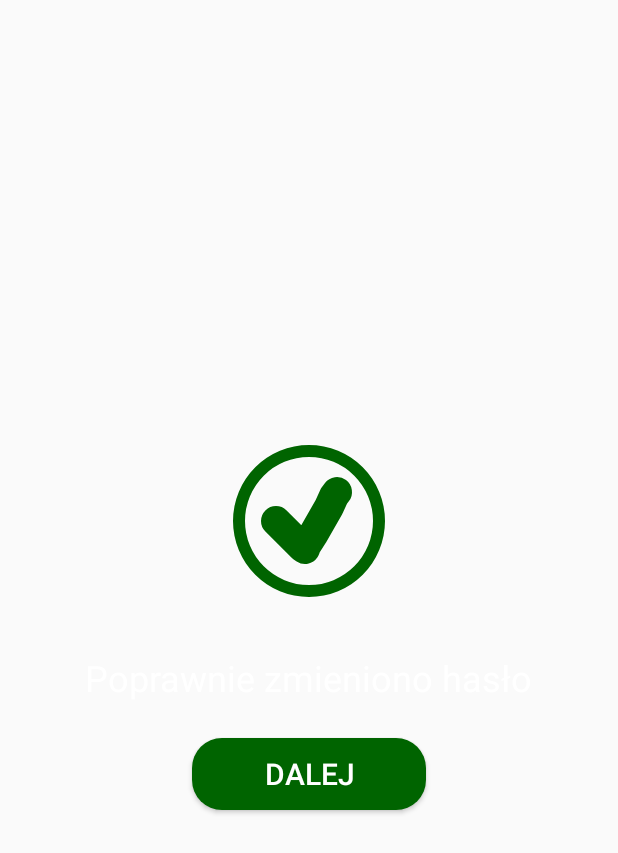
After one commit to JakubPilkowski/FootballNewsManagerMobileApp, an Android app: the layout success_fragment.xml on its own in the app's theme, with its tools: preview values and no code run, on a phone screen of 412 x 824 dp. The commit adds this screen. Shown: the top 853 px of the screen. Run offline under Robolectric (Android 15) with nearby library versions, the phone set to English and light mode, and no system bars.

Commit message:
Utworzono success fragment, rozpoczęto implementacje przejsc w zaleznosci od sposobu włączenia aplikacji

```diff
--- a/app/src/main/java/com/example/footballnewsmanager/fragments/auth/forgetPassword/ForgetPasswordViewModel.java
+++ b/app/src/main/java/com/example/footballnewsmanager/fragments/auth/forgetPassword/ForgetPasswordViewModel.java
@@ -71,8 +71,6 @@ public class ForgetPasswordViewModel extends BaseViewModel {
     private Callback<BaseResponse> sendResetTokenMail = new Callback<BaseResponse>() {
         @Override
         public void onSuccess(BaseResponse baseResponse) {
-            Log.d(ForgetPasswordFragment.TAG, "Sukces");
-            //przejście do nowego activity?
             ProgressDialog.get().dismiss();
             Intent intent = new Intent(getActivity(), ResetPasswordActivity.class);
             getActivity().startActivity(intent);
@@ -82,9 +80,6 @@ public class ForgetPasswordViewModel extends BaseViewModel {
 
         @Override
         public void onSmthWrong(BaseError error) {
-//            Log.d(ForgetPasswordFragment.TAG, ((SingleMessageError) error).getMessage());
-//            Log.d(ForgetPasswordFragment.TAG, String.valueOf(error.getStatus()));
-//            Log.d(ForgetPasswordFragment.TAG, error.getError());
             errorText.set(((SingleMessageError) error).getMessage());
             ProgressDialog.get().dismiss();
         }
--- /dev/null
+++ b/app/src/main/java/com/example/footballnewsmanager/fragments/auth/success_fragment/AnimatedSuccessView.java
@@ -0,0 +1,133 @@
+package com.example.footballnewsmanager.fragments.auth.success_fragment;
+
+import android.animation.Animator;
+import android.animation.AnimatorListenerAdapter;
+import android.animation.ValueAnimator;
+import android.content.Context;
+import android.graphics.Canvas;
+import android.graphics.Paint;
+import android.graphics.Path;
+import android.graphics.Point;
+import android.util.AttributeSet;
+import android.util.Log;
+import android.view.View;
+
+import androidx.annotation.Nullable;
+
+import com.example.footballnewsmanager.R;
+
+public class AnimatedSuccessView extends View {
+
+    public interface ResultListener {
+        void onResultAnimEnd();
+        void onResultAnimStart();
+    }
+
+    private Paint paint;
+    private Path path;
+    private Point point;
+
+    private ValueAnimator firstWingAnimation;
+    private ValueAnimator secondWingAnimation;
+
+    private int width;
+    private int height;
+
+    private ResultListener resultListener;
+
+    public AnimatedSuccessView(Context context, @Nullable AttributeSet attrs) {
+        super(context, attrs);
+        paint = new Paint();
+        path = new Path();
+        point = new Point();
+
+        paint.setColor(getResources().getColor(R.color.colorPrimary));
+        paint.setStyle(Paint.Style.STROKE);
+        paint.setStrokeWidth(30f);
+        paint.setStrokeJoin(Paint.Join.ROUND);
+        paint.setStrokeCap(Paint.Cap.ROUND);
+    }
+
+    public void setResultListener(ResultListener resultListener) {
+        this.resultListener = resultListener;
+    }
+
+    public void startAnimation() {
+        point.set(width * 33 / 100, height / 2);
+        path.moveTo(point.x, point.y);
+        firstWingAnimation = ValueAnimator.ofInt(0, 100);
+        firstWingAnimation.setDuration(300);
+        firstWingAnimation.addUpdateListener(firstWingUpdateListener);
+        firstWingAnimation.addListener(firstWingAnimationListener);
+        firstWingAnimation.start();
+        secondWingAnimation = ValueAnimator.ofInt(0,100);
+        secondWingAnimation.setDuration(300);
+        secondWingAnimation.addUpdateListener(secondWingUpdateListener);
+        secondWingAnimation.addListener(secondWingAnimationListener);
+    }
+
+
+
+    @Override
+    protected void onDraw(Canvas canvas) {
+        super.onDraw(canvas);
+        canvas.drawPath(path, paint);
+    }
+
+    private ValueAnimator.AnimatorUpdateListener firstWingUpdateListener = new ValueAnimator.AnimatorUpdateListener() {
+        @Override
+        public void onAnimationUpdate(ValueAnimator animation) {
+            int value = (int) animation.getAnimatedValue();
+            float xValue = (width*48/100-point.x)*value/100;
+            float yValue = (height*13/20-point.y)*value/100;
+            path.lineTo(point.x + xValue,point.y+ yValue);
+            invalidate();
+        }
+    };
+
+    private AnimatorListenerAdapter firstWingAnimationListener = new AnimatorListenerAdapter() {
+        @Override
+        public void onAnimationEnd(Animator animation) {
+            point.set(getMeasuredWidth()*48/100, getMeasuredHeight()*13/20);
+            secondWingAnimation.start();
+            super.onAnimationEnd(animation);
+        }
+    };
+
+    private ValueAnimator.AnimatorUpdateListener secondWingUpdateListener = new ValueAnimator.AnimatorUpdateListener() {
+        @Override
+        public void onAnimationUpdate(ValueAnimator animation) {
+            int value = (int) animation.getAnimatedValue();
+            float xValue = (width*13/20-point.x)*value/100;
+            float yValue = (height*7/20-point.y)*value/100;
+            path.lineTo(point.x + xValue,point.y+ yValue);
+            invalidate();
+        }
+    };
+
+    private AnimatorListenerAdapter secondWingAnimationListener = new AnimatorListenerAdapter() {
+        @Override
+        public void onAnimationEnd(Animator animation) {
+            super.onAnimationEnd(animation);
+            Log.d("animacja", "onAnimationEnd: ");
+            if(resultListener!=null)
+                resultListener.onResultAnimEnd();
+        }
+    };
+
+    @Override
+    protected void onLayout(boolean changed, int left, int top, int right, int bottom) {
+        super.onLayout(changed, left, top, right, bottom);
+        startAnimation();
+    }
+
+    @Override
+    protected void onMeasure(int widthMeasureSpec, int heightMeasureSpec) {
+        super.onMeasure(widthMeasureSpec, heightMeasureSpec);
+        Log.d("animacja", "szerokosc" + MeasureSpec.getSize(widthMeasureSpec));
+        Log.d("animacja", "dlugosc" + MeasureSpec.getSize(heightMeasureSpec));
+        width = MeasureSpec.getSize(widthMeasureSpec);
+        height = MeasureSpec.getSize(heightMeasureSpec);
+        setMeasuredDimension(width, height);
+    }
+}
--- /dev/null
+++ b/app/src/main/res/drawable/success_screen_background.xml
@@ -0,0 +1,8 @@
+<?xml version="1.0" encoding="utf-8"?>
+<shape android:shape="ring"
+    xmlns:android="http://schemas.android.com/apk/res/android"
+    android:thickness="8dp"
+    android:useLevel="false"
+    >
+    <solid android:color="@color/colorPrimary"/>
+</shape>
--- /dev/null
+++ b/app/src/main/res/layout/success_fragment.xml
@@ -0,0 +1,44 @@
+<?xml version="1.0" encoding="utf-8"?>
+<layout>
+    <data>
+        <variable
+            name="viewModel"
+            type="com.example.footballnewsmanager.fragments.success_fragment.SuccessViewModel" />
+    </data>
+<LinearLayout xmlns:android="http://schemas.android.com/apk/res/android"
+    xmlns:tools="http://schemas.android.com/tools"
+    android:layout_width="match_parent"
+    android:layout_height="match_parent"
+    android:gravity="center"
+    android:orientation="vertical"
+    tools:context=".fragments.auth.success_fragment.SuccessFragment">
+
+    <com.example.footballnewsmanager.fragments.auth.success_fragment.AnimatedSuccessView
+        android:id="@+id/success_animated_view"
+        android:layout_width="128dp"
+        android:layout_height="128dp"
+        android:background="@drawable/success_screen_background"
+        />
+    <TextView
+        android:id="@+id/success_message"
+        android:layout_marginTop="24dp"
+        android:layout_width="wrap_content"
+        android:layout_height="wrap_content"
+        android:textSize="24sp"
+        android:textColor="@color/colorTextPrimary"
+        android:text="Poprawnie zmieniono hasło"
+        />
+
+    <Button
+        android:layout_width="wrap_content"
+        android:layout_height="wrap_content"
+        android:layout_marginTop="24dp"
+        android:background="@drawable/button_with_back_and_radius"
+        android:onClick="@{()->viewModel.onNextClick()}"
+        android:paddingStart="48dp"
+        android:paddingEnd="48dp"
+        android:text="@string/next"
+        android:textColor="@color/buttonColor"
+        android:textSize="20sp" />
+</LinearLayout>
+</layout>
--- a/app/src/main/res/values/strings.xml
+++ b/app/src/main/res/values/strings.xml
@@ -28,5 +28,6 @@
     <string name="password_must_match">Hasła muszą się zgadzać</string>
     <string name="token_not_empty">Token nie może być pusty</string>
     <string name="reset_password">Reset hasła</string>
+    <string name="next">Dalej</string>
 
 </resources>
```
Also changed, not shown: app/src/main/java/com/example/footballnewsmanager/activites/resetPassword/ResetPasswordViewModel.java (+6 -1 lines), app/src/main/java/com/example/footballnewsmanager/base/BaseActivity.java (+9 -0 lines), app/src/main/java/com/example/footballnewsmanager/fragments/auth/resetPassword/ResetPasswordFragment.java (+8 -2 lines), app/src/main/java/com/example/footballnewsmanager/fragments/auth/resetPassword/ResetPasswordFragmentViewModel.java (+5 -7 lines), app/src/main/java/com/example/footballnewsmanager/fragments/auth/success_fragment/SuccessFragment.java (added, +65 -0 lines), app/src/main/java/com/example/footballnewsmanager/fragments/auth/success_fragment/SuccessViewModel.java (added, +39 -0 lines), app/src/main/java/com/example/footballnewsmanager/helpers/SoundPoolManager.java (added, +51 -0 lines), 2 other files.
